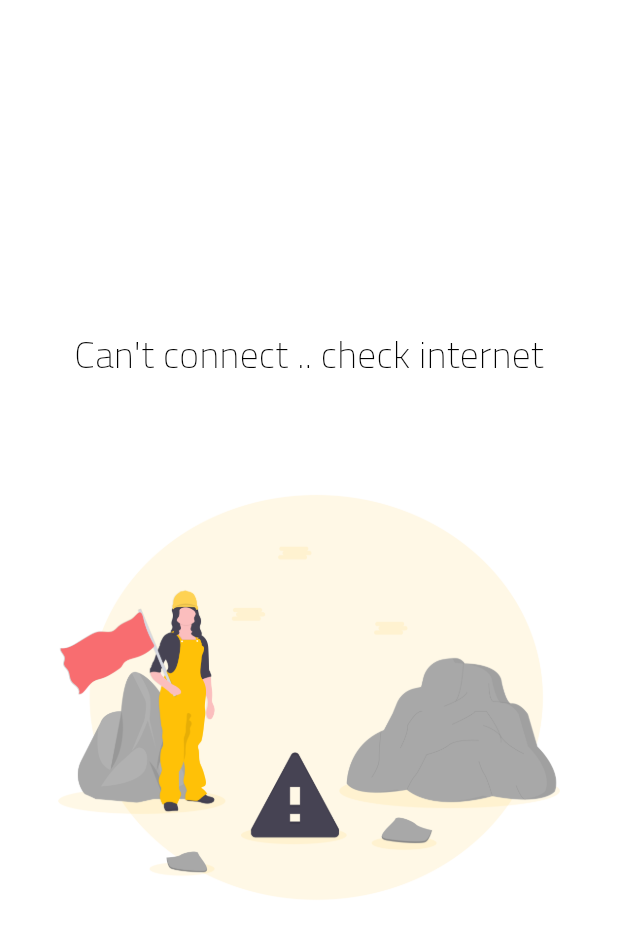
After one commit to SirMahmoudElShahat/horofy_graduation_project, a Flutter app: the NoInternetConnection screen opened directly, on a phone screen of 412 x 824 dp. The commit adds this screen. Shown: the top 939 px of the screen. Run offline on Flutter 3.47's test engine with Material 3 defaults, Android fonts, the phone set to English and light mode, and no system bars; our stand-ins replace animated_splash_screen, flutter_bloc, flutter_offline, shared_preferences; accounts and stored records are empty.

Commit message:
Add NoInternetConnection and OfflineWrapper widgets

```diff
--- /dev/null
+++ b/lib/core/widgets/no_internet_connection.dart
@@ -0,0 +1,27 @@
+import 'package:flutter/material.dart';
+import 'package:horofy/core/style/font_style.dart';
+
+class NoInternetConnection extends StatelessWidget {
+  const NoInternetConnection({super.key});
+
+  @override
+  Widget build(BuildContext context) {
+    return Scaffold(
+      body: Container(
+        color: Colors.white,
+        child: Column(
+          mainAxisAlignment: MainAxisAlignment.center,
+          children: [
+            SizedBox(height: 20),
+            Text(
+              'Can\'t connect .. check internet',
+              style: AppTextStyles.blackFont.copyWith(fontSize: 25),
+            ),
+            SizedBox(height: 50),
+            Image.asset('assets/images/no_internet.png'),
+          ],
+        ),
+      ),
+    );
+  }
+}
--- a/pubspec.yaml
+++ b/pubspec.yaml
@@ -37,6 +37,7 @@ dependencies:
   animated_splash_screen: ^1.3.0
   flutter_bloc: ^9.1.1
   shared_preferences: ^2.5.4
+  flutter_offline: ^6.0.0
 
 dev_dependencies:
   flutter_test:
```
Also changed, not shown: lib/app_router.dart (+7 -6 lines), lib/core/widgets/offline_wrapper.dart (added, +26 -0 lines), assets/images/no_internet.png (added), pubspec.lock, 4 other files.
